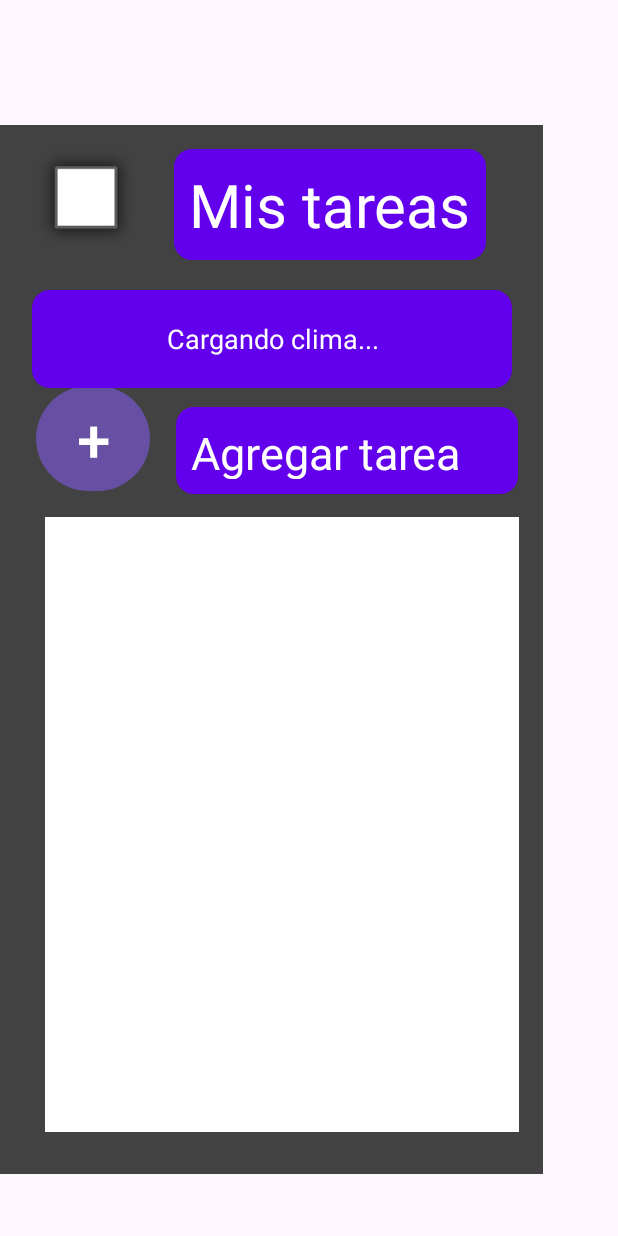
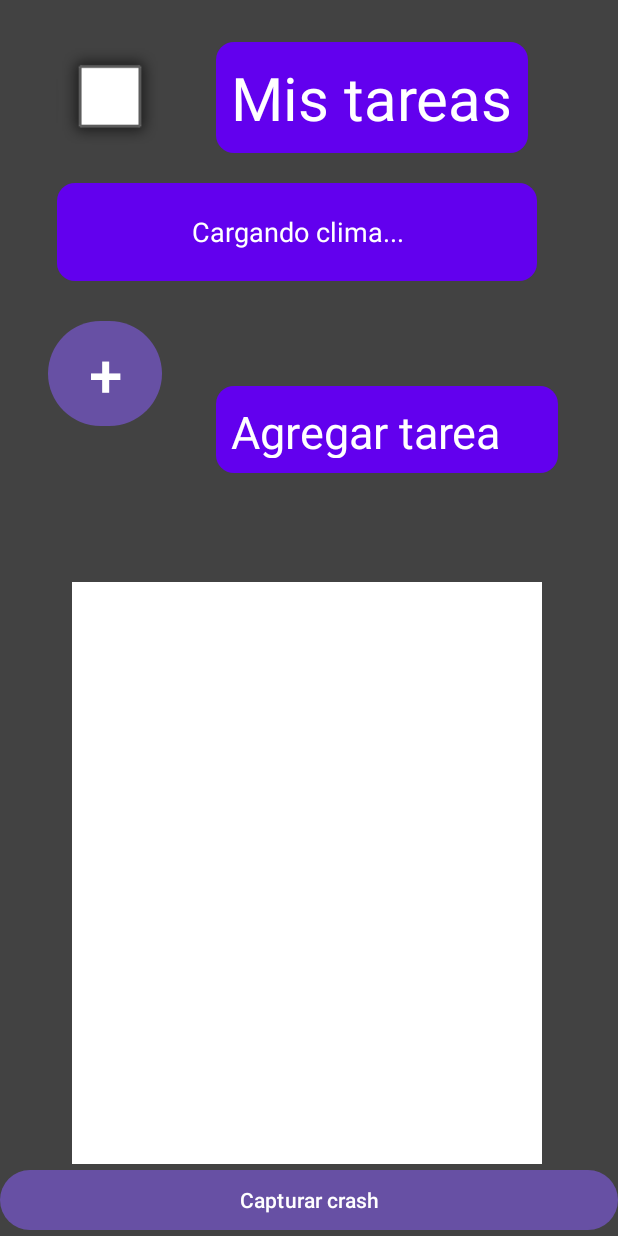
Before and after one commit to JuanfranV/AppTareas, an Android app: the layout activity_main.xml on its own in the app's theme, with its tools: preview values and no code run, on a phone screen of 412 x 824 dp. Run offline under Robolectric (Android 15) with nearby library versions, the phone set to English and light mode, and no system bars.

```diff
--- a/app/src/main/java/com/example/proyectotareas/AgregarTareaActivity.java
+++ b/app/src/main/java/com/example/proyectotareas/AgregarTareaActivity.java
@@ -12,6 +12,8 @@ import androidx.appcompat.app.AppCompatActivity;
 import androidx.core.graphics.Insets;
 import androidx.core.view.ViewCompat;
 import androidx.core.view.WindowInsetsCompat;
+
+import com.example.proyectotareas.caracters.AnalyticsHelper;
 
 
 public class AgregarTareaActivity extends AppCompatActivity {
@@ -68,6 +70,7 @@ public class AgregarTareaActivity extends AppCompatActivity {
                 intent.putExtra("descripcion", descripcion);
                 intent.putExtra("estado", estado);
                 setResult(RESULT_OK, intent);
+                AnalyticsHelper.logCreateTask(titulo);
                 finish();
             }
         });
--- a/app/src/main/java/com/example/proyectotareas/EditarTareaActivity.java
+++ b/app/src/main/java/com/example/proyectotareas/EditarTareaActivity.java
@@ -13,6 +13,8 @@ import androidx.appcompat.app.AppCompatActivity;
 import androidx.core.graphics.Insets;
 import androidx.core.view.ViewCompat;
 import androidx.core.view.WindowInsetsCompat;
+
+import com.example.proyectotareas.caracters.AnalyticsHelper;
 
 public class EditarTareaActivity extends AppCompatActivity {
 
@@ -82,6 +84,7 @@ public class EditarTareaActivity extends AppCompatActivity {
                     resultadoIntent.putExtra("estado", estado);
                     resultadoIntent.putExtra("posicion", getIntent().getIntExtra("posicion", -1));
                     setResult(RESULT_OK, resultadoIntent);
+                    AnalyticsHelper.logCompleteTask(teViTitulo.getText().toString());
                     finish();
                 }
             });
@@ -98,6 +101,7 @@ public class EditarTareaActivity extends AppCompatActivity {
                 resultadoIntent.putExtra("accion", "eliminar");
                 resultadoIntent.putExtra("posicion", getIntent().getIntExtra("posicion", -1));
                 setResult(RESULT_OK, resultadoIntent);
+                AnalyticsHelper.logDeleteTask(teViTitulo.getText().toString());
                 finish();
 
             });
--- a/app/src/main/java/com/example/proyectotareas/RegisterActivity.java
+++ b/app/src/main/java/com/example/proyectotareas/RegisterActivity.java
@@ -6,6 +6,8 @@ import android.text.InputType;
 import android.widget.Button;
 import android.widget.EditText;
 import android.widget.Toast;
+
+import com.example.proyectotareas.caracters.AnalyticsHelper;
 
 public class RegisterActivity extends AppCompatActivity {
     EditText edTEUser;
@@ -62,9 +64,11 @@ public class RegisterActivity extends AppCompatActivity {
             long id = db.insertUser(user, pass.toCharArray());
 
             if (id > 0) {
+                AnalyticsHelper.logLogin(user);
                 Toast.makeText(this, "Usuario creado correctamente", Toast.LENGTH_SHORT).show();
                 finish();
             } else {
+                AnalyticsHelper.logLoginFailed(user);
                 Toast.makeText(this, "Error al crear el usuario", Toast.LENGTH_LONG).show();
             }
 
--- a/app/src/main/res/layout/activity_main.xml
+++ b/app/src/main/res/layout/activity_main.xml
@@ -5,31 +5,23 @@
     android:id="@+id/main"
     android:layout_width="match_parent"
     android:layout_height="match_parent"
+    android:background="@color/cardview_dark_background"
+
     tools:context=".MainActivity">
 
-    <androidx.constraintlayout.widget.ConstraintLayout
-        android:layout_width="362dp"
-        android:layout_height="699dp"
-        android:background="@color/cardview_dark_background"
-        app:layout_constraintBottom_toBottomOf="parent"
-        app:layout_constraintEnd_toEndOf="parent"
-        app:layout_constraintHorizontal_bias="0.0"
-        app:layout_constraintStart_toStartOf="parent"
-        app:layout_constraintTop_toTopOf="parent"
-        app:layout_constraintVertical_bias="0.666">
 
     <TextView
         android:id="@+id/teViNuevaTarea"
         android:layout_width="wrap_content"
         android:layout_height="wrap_content"
-            android:layout_marginTop="16dp"
+        android:layout_marginTop="28dp"
         android:background="@drawable/fondo_redondeado"
         android:padding="10dp"
         android:text="Mis tareas"
         android:textColor="@android:color/white"
         android:textSize="40sp"
         app:layout_constraintEnd_toEndOf="parent"
-            app:layout_constraintHorizontal_bias="0.754"
+        app:layout_constraintHorizontal_bias="0.705"
         app:layout_constraintStart_toStartOf="parent"
         app:layout_constraintTop_toTopOf="parent" />
 
@@ -46,16 +38,17 @@
         android:textSize="30sp"
         app:layout_constraintBottom_toTopOf="@+id/recyclerTareas"
         app:layout_constraintEnd_toEndOf="parent"
+        app:layout_constraintHorizontal_bias="0.453"
         app:layout_constraintStart_toEndOf="@+id/buttonAñadir"
         app:layout_constraintTop_toBottomOf="@+id/teViClima"
-            app:layout_constraintVertical_bias="0.924" />
+        app:layout_constraintVertical_bias="0.49" />
 
     <Button
         android:id="@+id/buttonAñadir"
         android:layout_width="76dp"
         android:layout_height="78dp"
-            android:layout_marginStart="24dp"
-            android:layout_marginTop="80dp"
+        android:layout_marginStart="32dp"
+        android:layout_marginTop="108dp"
         android:text="+"
         android:textSize="40sp"
         app:layout_constraintStart_toStartOf="parent"
@@ -63,25 +56,25 @@
 
     <androidx.recyclerview.widget.RecyclerView
         android:id="@+id/recyclerTareas"
-            android:layout_width="316dp"
-            android:layout_height="410dp"
-            android:layout_marginBottom="28dp"
+        android:layout_width="313dp"
+        android:layout_height="388dp"
+        android:layout_marginBottom="48dp"
         android:background="@color/design_default_color_on_primary"
         android:padding="8dp"
         app:layout_constraintBottom_toBottomOf="parent"
         app:layout_constraintEnd_toEndOf="parent"
-            app:layout_constraintHorizontal_bias="0.652"
+        app:layout_constraintHorizontal_bias="0.489"
         app:layout_constraintStart_toStartOf="parent" />
 
     <ImageView
         android:id="@+id/imViFoto"
         android:layout_width="84dp"
         android:layout_height="72dp"
-            android:layout_marginTop="16dp"
+        android:layout_marginTop="32dp"
         android:clickable="true"
         android:contentDescription="Foto de perfil"
         app:layout_constraintEnd_toStartOf="@+id/teViNuevaTarea"
-            app:layout_constraintHorizontal_bias="0.48"
+        app:layout_constraintHorizontal_bias="0.527"
         app:layout_constraintStart_toStartOf="parent"
         app:layout_constraintTop_toTopOf="parent"
         app:srcCompat="@android:drawable/alert_light_frame" />
@@ -91,15 +84,23 @@
         android:layout_width="320dp"
         android:layout_height="65dp"
         android:layout_margin="20dp"
-            android:layout_marginTop="4dp"
+        android:layout_marginTop="32dp"
         android:background="@drawable/fondo_redondeado"
         android:gravity="center"
         android:text="Cargando clima..."
         android:textColor="@color/white"
         android:textSize="18sp"
         app:layout_constraintEnd_toEndOf="parent"
+        app:layout_constraintHorizontal_bias="0.351"
         app:layout_constraintStart_toStartOf="parent"
         app:layout_constraintTop_toBottomOf="@+id/teViNuevaTarea" />
 
+    <Button
+            android:id="@+id/buttonCapturar"
+            android:layout_width="match_parent"
+            android:layout_height="wrap_content"
+            android:layout_marginTop="76dp"
+            android:text="Capturar crash"
+            app:layout_constraintBottom_toBottomOf="parent"
+            app:layout_constraintEnd_toEndOf="parent"/>
 </androidx.constraintlayout.widget.ConstraintLayout>
-</androidx.constraintlayout.widget.ConstraintLayout>
```
Also changed, not shown: app/build.gradle (+16 -1 lines), app/src/main/AndroidManifest.xml (+11 -10 lines), app/src/main/java/com/example/proyectotareas/LoginActivity.java (+13 -2 lines), app/src/main/java/com/example/proyectotareas/MainActivity.java (+85 -1 lines), app/src/main/java/com/example/proyectotareas/caracters/AnalyticsHelper.java (added, +91 -0 lines), app/src/main/java/com/example/proyectotareas/caracters/MyApp.java (added, +14 -0 lines), app/src/main/res/layout/activity_agregar_tarea.xml (+4 -12 lines), app/src/main/res/layout/activity_login.xml (+7 -6 lines), build.gradle (+6 -1 lines), gradle/libs.versions.toml (+8 -0 lines). Lines whose indentation alone changed are shown as unchanged.
